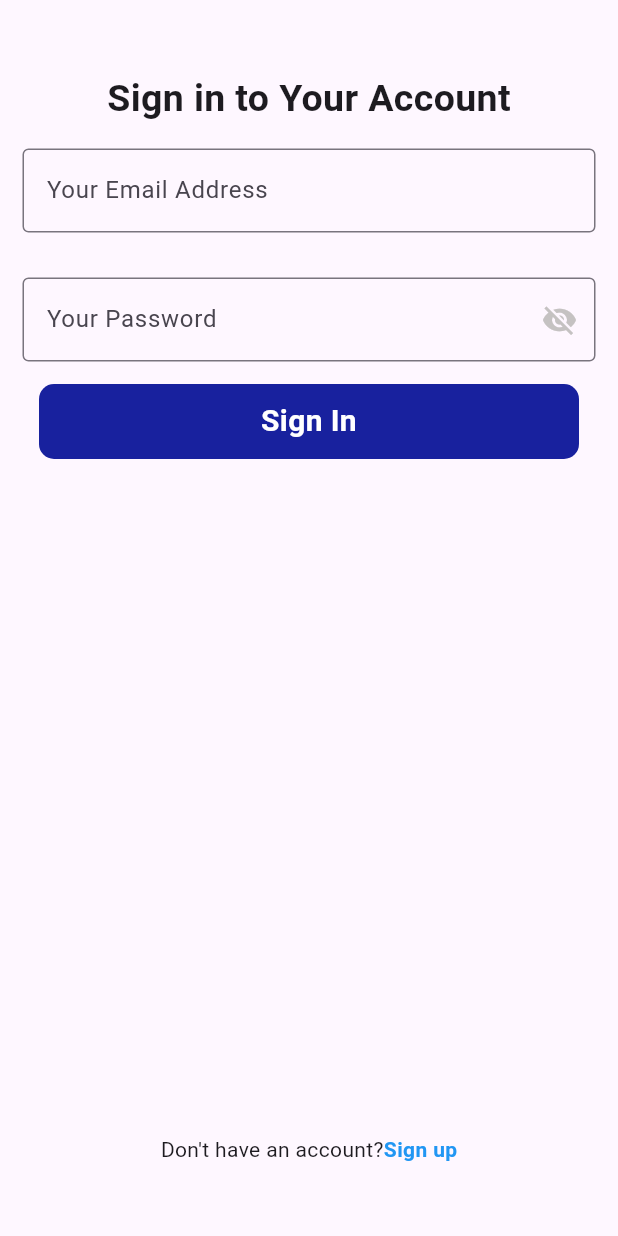
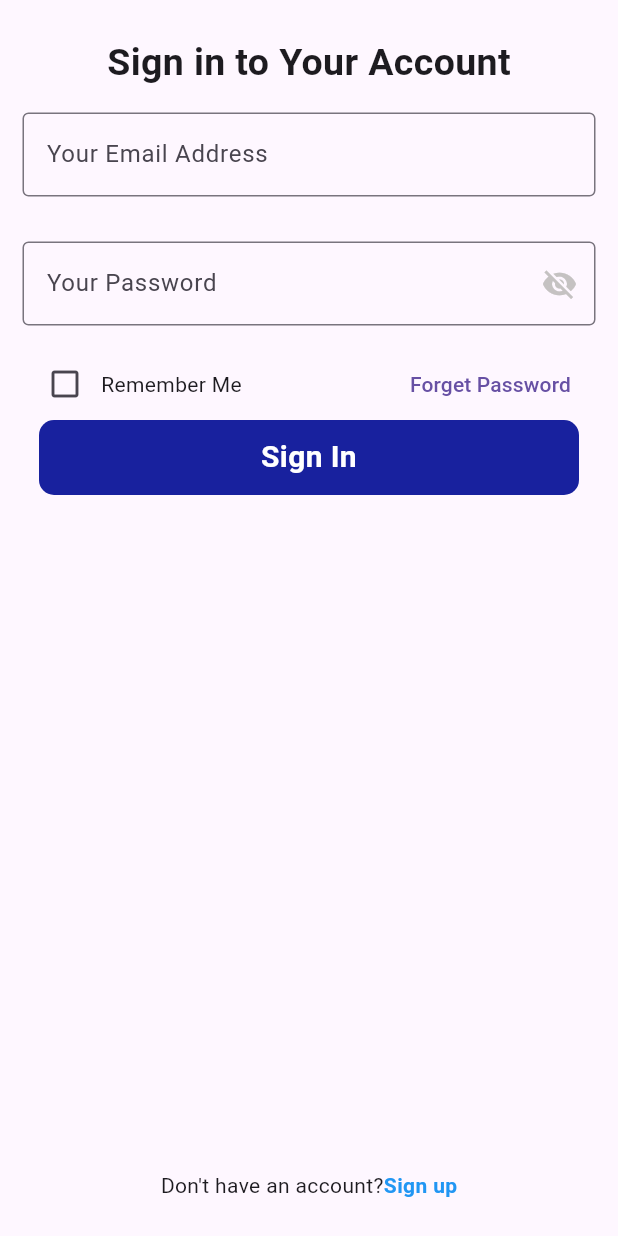
Before and after one commit to sarimansukumaran/login_reg_authentication, a Flutter app: the screen it shows after launch, on a phone screen of 412 x 824 dp. Run offline on Flutter 3.47's test engine with Material 3 defaults, Android fonts, the light colour scheme and no system bars.

Commit message:
checkbox commited

```diff
--- a/lib/view/login/login.dart
+++ b/lib/view/login/login.dart
@@ -18,6 +18,7 @@ class _LoginState extends State<Login> {
   final _formpswd = GlobalKey<FormState>();
   TextEditingController pswdController = TextEditingController();
   bool _obscureText = true;
+  bool _isChecked = false;
   @override
   Widget build(BuildContext context) {
     return Scaffold(
@@ -83,6 +84,25 @@ class _LoginState extends State<Login> {
                 ),
               ),
             ),
+            Row(
+              mainAxisAlignment: MainAxisAlignment.center,
+              children: [
+                IconButton(
+                    onPressed: () {
+                      setState(() {
+                        _isChecked = !_isChecked;
+                      });
+                    },
+                    icon: Icon(_isChecked
+                        ? Icons.check_box
+                        : Icons.check_box_outline_blank)),
+                Text("Remember Me"),
+                SizedBox(
+                  width: 100,
+                ),
+                TextButton(onPressed: () {}, child: Text("Forget Password"))
+              ],
+            ),
             InkWell(
               onTap: () {
                 _formemail.currentState!.validate();
```
